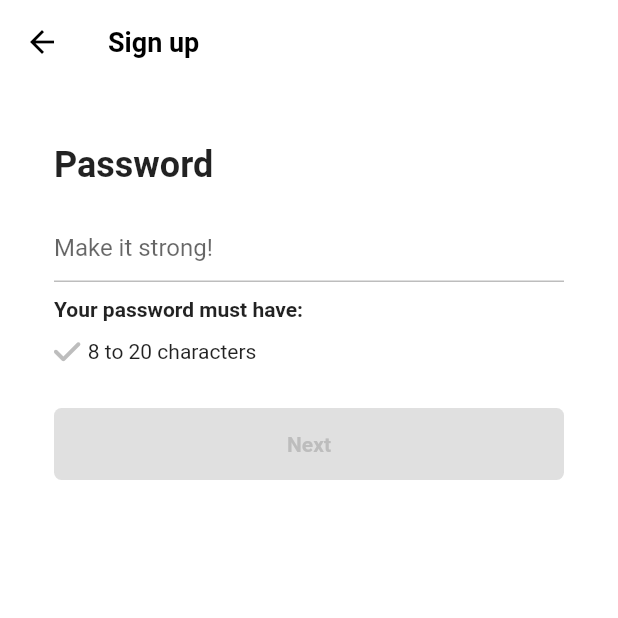
After one commit to wxxd-fxrest/woodtok, a Flutter app: the PasswordScreen screen opened directly, on a phone screen of 412 x 824 dp, the top half of it. The commit adds this screen. Run offline on Flutter 3.47's test engine with Material 2 defaults, Android fonts, the phone set to English and light mode, and no system bars; our stand-ins replace font_awesome_flutter.

Commit message:
flutter tictok clone, ~ #4.10 Conclusions

```diff
--- /dev/null
+++ b/lib/features/authentication/password_screen.dart
@@ -0,0 +1,172 @@
+import 'package:flutter/material.dart';
+import 'package:font_awesome_flutter/font_awesome_flutter.dart';
+import 'package:woodtok/constants/gaps.dart';
+import 'package:woodtok/constants/sizes.dart';
+import 'package:woodtok/features/authentication/birthday_screen.dart';
+import 'package:woodtok/features/authentication/widgets/form_button.dart';
+
+class PasswordScreen extends StatefulWidget {
+  const PasswordScreen({super.key});
+
+  @override
+  State<PasswordScreen> createState() => _PasswordScreenState();
+}
+
+class _PasswordScreenState extends State<PasswordScreen> {
+  final TextEditingController _passwordController = TextEditingController();
+
+  String _password = "";
+
+  bool _obscureText = true;
+
+  @override
+  void initState() {
+    super.initState();
+    _passwordController.addListener(() {
+      setState(() {
+        _password = _passwordController.text;
+      });
+    });
+  }
+
+  @override
+  void dispose() {
+    _passwordController.dispose();
+    super.dispose();
+  }
+
+  bool _isPasswordValid() {
+    return _password.isNotEmpty && _password.length > 8;
+  }
+
+  void _onScaffoldTap() {
+    FocusScope.of(context).unfocus();
+  }
+
+  void _onSubmit() {
+    if (!_isPasswordValid()) return;
+    Navigator.push(
+      context,
+      MaterialPageRoute(
+        builder: (context) => const BirthDayScreen(),
+      ),
+    );
+  }
+
+  void _onClearTap() {
+    _passwordController.clear();
+  }
+
+  void _toggleObsureText() {
+    _obscureText = !_obscureText;
+    setState(() {});
+  }
+
+  @override
+  Widget build(BuildContext context) {
+    return GestureDetector(
+      onTap: _onScaffoldTap,
+      child: Scaffold(
+        appBar: AppBar(
+          title: const Text(
+            "Sign up",
+          ),
+        ),
+        body: Padding(
+          padding: const EdgeInsets.symmetric(
+            horizontal: Sizes.size36,
+          ),
+          child: Column(
+            crossAxisAlignment: CrossAxisAlignment.start,
+            children: [
+              Gaps.v40,
+              const Text(
+                "Password",
+                style: TextStyle(
+                  fontSize: Sizes.size24,
+                  fontWeight: FontWeight.w700,
+                ),
+              ),
+              Gaps.v16,
+              TextField(
+                controller: _passwordController,
+                onEditingComplete: _onSubmit,
+                obscureText: _obscureText,
+                autocorrect: false,
+                decoration: InputDecoration(
+                  suffix: Row(
+                    mainAxisSize: MainAxisSize.min,
+                    children: [
+                      GestureDetector(
+                        onTap: _onClearTap,
+                        child: FaIcon(
+                          FontAwesomeIcons.solidCircleXmark,
+                          color: Colors.grey.shade500,
+                          size: Sizes.size20,
+                        ),
+                      ),
+                      Gaps.h16,
+                      GestureDetector(
+                        onTap: _toggleObsureText,
+                        child: FaIcon(
+                          _obscureText
+                              ? FontAwesomeIcons.eye
+                              : FontAwesomeIcons.eyeSlash,
+                          color: Colors.grey.shade500,
+                          size: Sizes.size20,
+                        ),
+                      ),
+                    ],
+                  ),
+                  hintText: "Make it strong!",
+                  // errorText: _isPasswordValid(),
+                  enabledBorder: UnderlineInputBorder(
+                    borderSide: BorderSide(
+                      color: Colors.grey.shade400,
+                    ),
+                  ),
+                  focusedBorder: UnderlineInputBorder(
+                    borderSide: BorderSide(
+                      color: Colors.grey.shade400,
+                    ),
+                  ),
+                ),
+                cursorColor: Theme.of(context).primaryColor,
+              ),
+              Gaps.v10,
+              const Text(
+                "Your password must have:",
+                style: TextStyle(
+                  fontWeight: FontWeight.bold,
+                ),
+              ),
+              Gaps.v10,
+              Row(
+                children: [
+                  FaIcon(
+                    FontAwesomeIcons.check,
+                    size: Sizes.size20,
+                    color: _isPasswordValid()
+                        ? Colors.green
+                        : Colors.grey.shade400,
+                  ),
+                  Gaps.h5,
+                  const Text(
+                    "8 to 20 characters",
+                  ),
+                ],
+              ),
+              Gaps.v28,
+              GestureDetector(
+                onTap: _onSubmit,
+                child: FormButton(
+                  disabled: !_isPasswordValid(),
+                ),
+              ),
+            ],
+          ),
+        ),
+      ),
+    );
+  }
+}
--- a/lib/features/authentication/widgets/form_button.dart
+++ b/lib/features/authentication/widgets/form_button.dart
@@ -5,9 +5,11 @@ class FormButton extends StatelessWidget {
   const FormButton({
     super.key,
     required this.disabled,
+    this.textCustomer = "Next",
   });
 
   final bool disabled;
+  final String textCustomer;
 
   @override
   Widget build(BuildContext context) {
@@ -32,8 +34,8 @@ class FormButton extends StatelessWidget {
             fontSize: Sizes.size14,
             fontWeight: FontWeight.w600,
           ),
-          child: const Text(
-            "Next",
+          child: Text(
+            textCustomer,
             textAlign: TextAlign.center,
           ),
         ),
```
Also changed, not shown: lib/features/authentication/birthday_screen.dart (added, +120 -0 lines), lib/features/authentication/email_screen.dart (+47 -8 lines), lib/features/authentication/log_in_screen.dart (+19 -7 lines), lib/features/authentication/login_form_screen.dart (added, +108 -0 lines), lib/features/onboarding/interests_screen.dart (added, +12 -0 lines).
